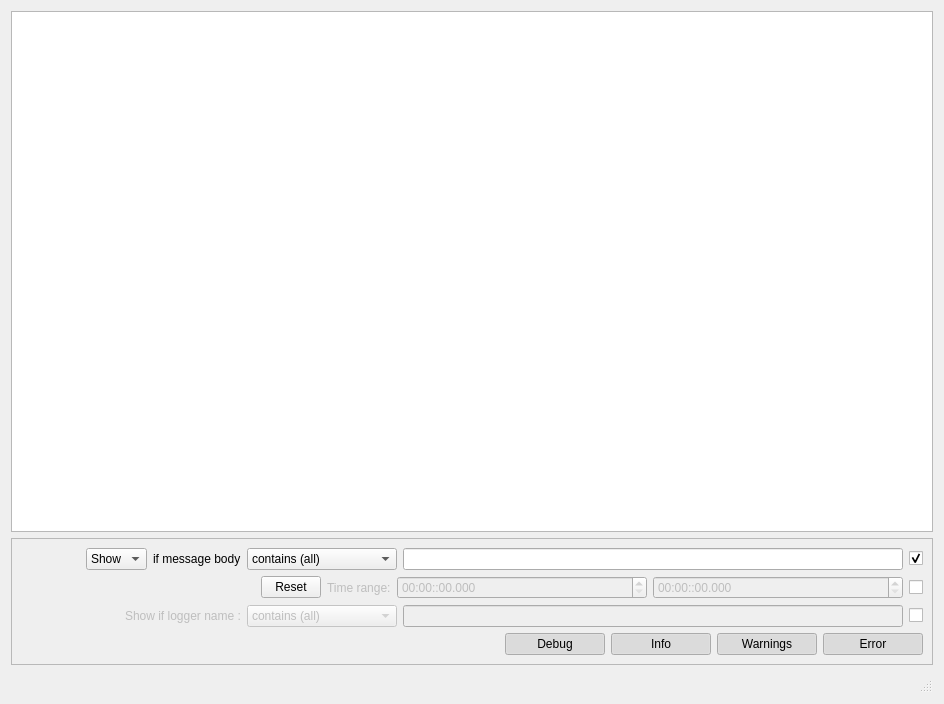
Qt form ui/logwidget.ui (facontidavide/rqt_console_plus) before a commit.
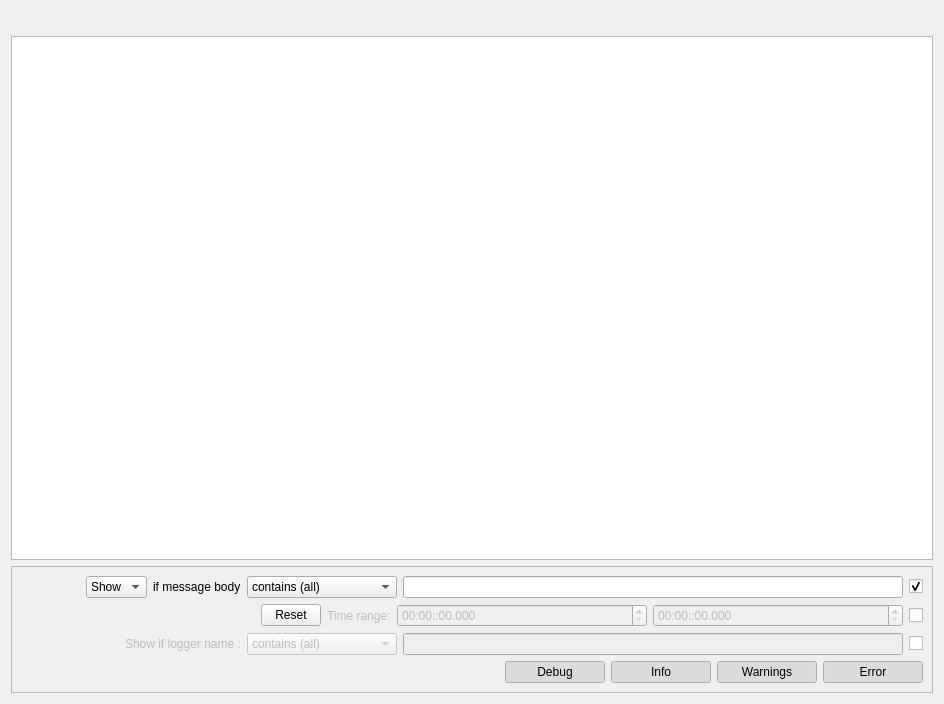
The same form after that commit. Icons and pictures are not drawn.

Patch:
```diff
--- a/ui/logwidget.ui
+++ b/ui/logwidget.ui
@@ -21,10 +21,17 @@
    <locale language="English" country="Australia"/>
   </property>
   <layout class="QVBoxLayout" name="verticalLayout_2">
+   <item>
+    <widget class="QStatusBar" name="statusbar">
+     <property name="sizeGripEnabled">
+      <bool>false</bool>
+     </property>
+    </widget>
+   </item>
    <item>
     <widget class="QTableView" name="tableView">
      <property name="sortingEnabled">
-      <bool>true</bool>
+      <bool>false</bool>
      </property>
     </widget>
    </item>
@@ -419,9 +426,6 @@
      </layout>
     </widget>
    </item>
-   <item>
-    <widget class="QStatusBar" name="statusbar"/>
-   </item>
   </layout>
   <action name="action_Quit">
    <property name="text">
```
Left out of the diff: 12 changed lines with no effect on the pictures.
